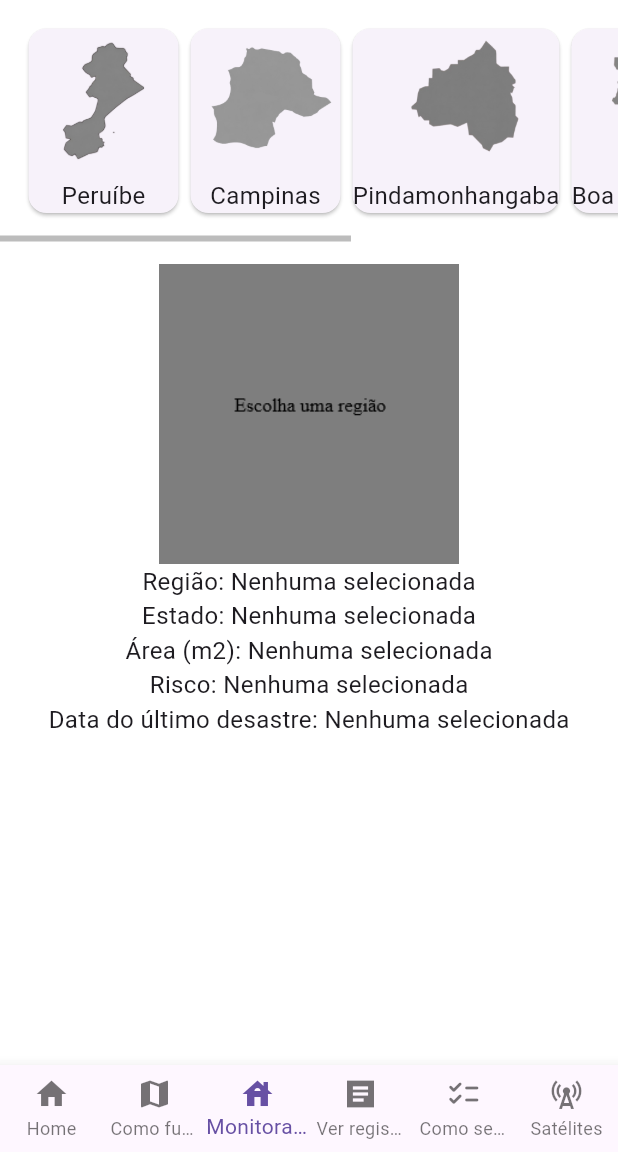
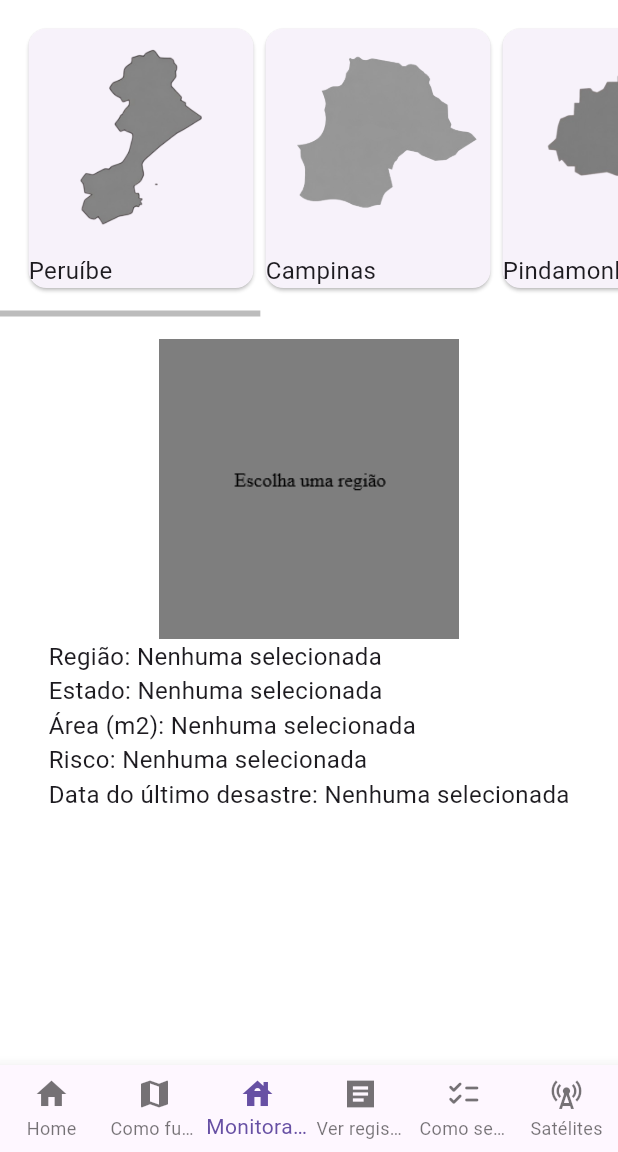
Before and after one commit to FernandoNakasone/GS_Flutter_OrbitGuard, a Flutter app: the screen it shows after launch, item 3 of the bottom bar chosen, on a phone screen of 412 x 824 dp, the part 84-1236 px from its top. Run offline on Flutter 3.47's test engine with Material 3 defaults, Android fonts, the phone set to English and light mode, and no system bars.

Commit message:
registros por região finalizado

```diff
--- a/lib/components/card_item.dart
+++ b/lib/components/card_regiao.dart
@@ -1,15 +1,11 @@
 import 'package:flutter/material.dart';
 import 'package:orbitguard/data/regiao_data.dart';
 
-class CardItem extends StatelessWidget {
+class CardRegiao extends StatelessWidget {
   final Regiao regiao;
   final VoidCallback onTap;
 
-  const CardItem(
-    this.regiao, {
-    super.key,
-    required this.onTap,
-  });
+  const CardRegiao(this.regiao, {super.key, required this.onTap});
 
   @override
   Widget build(BuildContext context) {
@@ -17,13 +13,10 @@ class CardItem extends StatelessWidget {
       onTap: onTap,
       child: Card(
         child: Column(
+          crossAxisAlignment: CrossAxisAlignment.start,
           children: [
-            Image.asset(
-              regiao.fotoMapa,
-              width: 100,
-              height: 100,
-            ),
-            Text(regiao.nome, style: TextStyle(fontSize: (16)),),
+            Image.asset(regiao.fotoMapa, width: 150, height: 150),
+            Text(regiao.nome, style: TextStyle(fontSize: (16))),
           ],
         ),
       ),
--- a/lib/main.dart
+++ b/lib/main.dart
@@ -2,6 +2,7 @@ import 'package:flutter/material.dart';
 import 'package:orbitguard/screens/home.dart';
 import 'package:orbitguard/screens/monitoramento.dart';
 import 'package:orbitguard/screens/como_funciona.dart';
+import 'package:orbitguard/screens/registros.dart';
 import 'package:orbitguard/theme/app_theme.dart';
 import 'package:orbitguard/components/bottom_app_bar.dart';
 import 'package:orbitguard/components/top_app_bar.dart';
@@ -47,6 +48,7 @@ class _MyAppState extends State<MyApp> {
       Home(),
       ComoFunciona(),
       Monitorando(),
+      Registros(),
     ];
   }
 
--- a/lib/screens/monitoramento.dart
+++ b/lib/screens/monitoramento.dart
@@ -1,5 +1,5 @@
 import 'package:flutter/material.dart';
-import 'package:orbitguard/components/card_item.dart';
+import 'package:orbitguard/components/card_regiao.dart';
 import 'package:orbitguard/data/regiao_data.dart';
 
 class Monitorando extends StatefulWidget {
@@ -48,13 +48,30 @@ class _MonitorandoState extends State<Monitorando> {
                         width: 200,
                         height: 200,
                       ),
-                      Text('Região: ${regiaoSelecionada?.nome ?? "Nenhuma selecionada"}', style: TextStyle(fontSize: 16)),
-                      Text('Estado: ${regiaoSelecionada?.estado ?? "Nenhuma selecionada"}', style: TextStyle(fontSize: 16)),
-                      Text('Área (m2): ${regiaoSelecionada?.area ?? "Nenhuma selecionada"}', style: TextStyle(fontSize: 16)),
-                      Text('Risco: ${regiaoSelecionada?.nivelRisco ?? "Nenhuma selecionada"}', style: TextStyle(fontSize: 16)),
-                      Text(
-                        'Data do último desastre: ${regiaoSelecionada?.dataUltimoDesastre ?? "Nenhuma selecionada"}',
-                        style: TextStyle(fontSize: 16),
+                      Column(
+                        crossAxisAlignment: CrossAxisAlignment.start,
+                        children: [
+                          Text(
+                            'Região: ${regiaoSelecionada?.nome ?? "Nenhuma selecionada"}',
+                            style: TextStyle(fontSize: 16),
+                          ),
+                          Text(
+                            'Estado: ${regiaoSelecionada?.estado ?? "Nenhuma selecionada"}',
+                            style: TextStyle(fontSize: 16),
+                          ),
+                          Text(
+                            'Área (m2): ${regiaoSelecionada?.area ?? "Nenhuma selecionada"}',
+                            style: TextStyle(fontSize: 16),
+                          ),
+                          Text(
+                            'Risco: ${regiaoSelecionada?.nivelRisco ?? "Nenhuma selecionada"}',
+                            style: TextStyle(fontSize: 16),
+                          ),
+                          Text(
+                            'Data do último desastre: ${regiaoSelecionada?.dataUltimoDesastre ?? "Nenhuma selecionada"}',
+                            style: TextStyle(fontSize: 16),
+                          ),
+                        ],
                       ),
                     ],
                   ),
@@ -68,10 +85,10 @@ class _MonitorandoState extends State<Monitorando> {
   }
 
   List<Widget> listCardItem() {
-    List<CardItem> items = [];
+    List<CardRegiao> items = [];
 
     for (var regiao in regiaoData) {
-      var item = CardItem(
+      var item = CardRegiao(
         regiao,
         onTap: () {
           setState(() {
```
Also changed, not shown: lib/components/bottom_app_bar.dart (+8 -2 lines), lib/components/card_registro.dart (added, +47 -0 lines), lib/data/registro_data.dart (+24 -8 lines), lib/screens/como_funciona.dart (+5 -6 lines), lib/screens/registros.dart (added, +69 -0 lines), lib/screens/como_preparar.dart (added).
